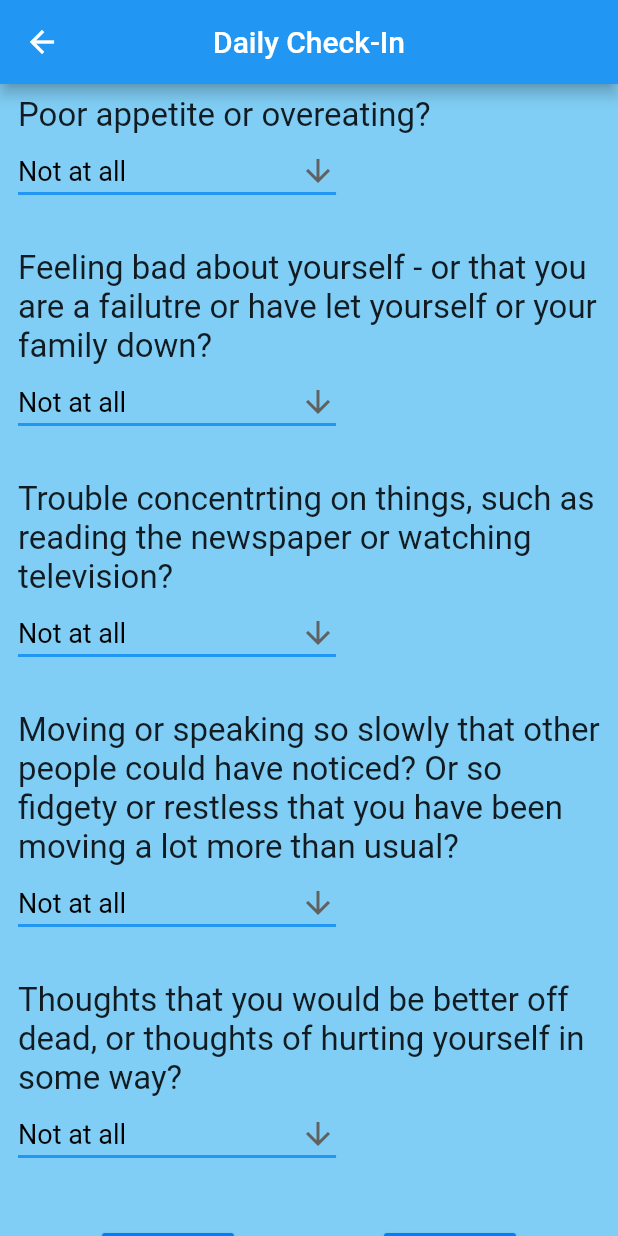
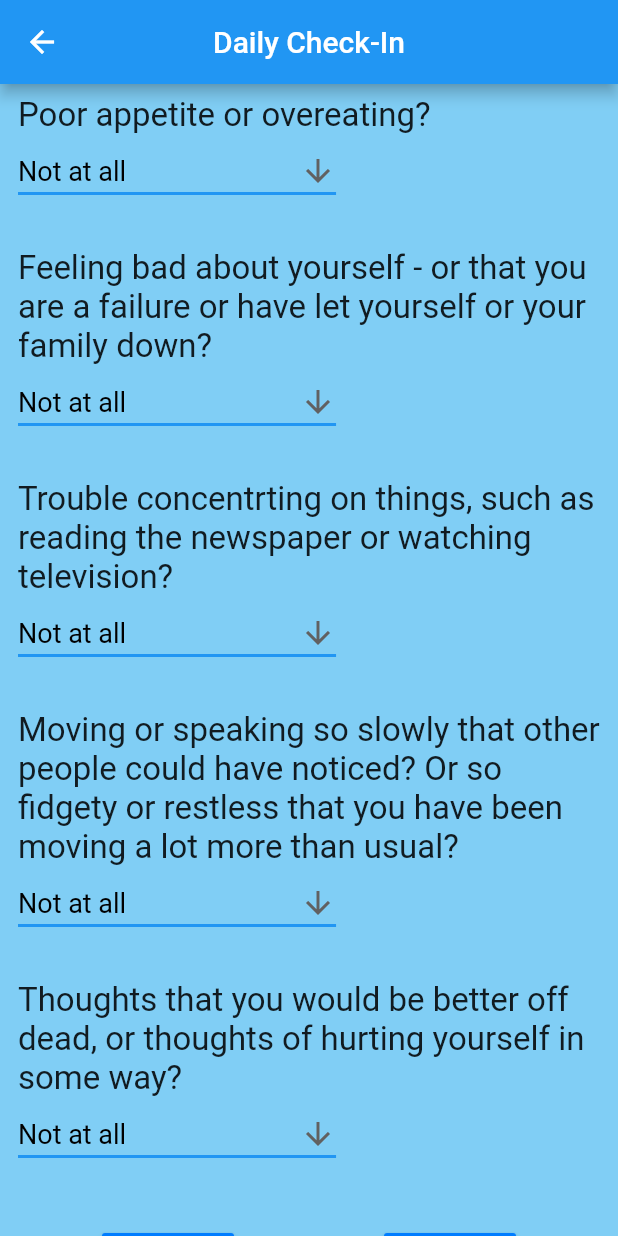
Before and after one commit to Rene-A/Self_Get_Well, a Flutter app: the CheckInPage screen opened directly, scrolled down 576 dp, on a phone screen of 412 x 824 dp. Run offline on Flutter 3.47's test engine with Material 2 defaults, Android fonts, the phone set to English and light mode, and no system bars; our stand-ins replace charts_flutter, sqflite; missing offline and left inert: flutter_phone_direct_caller; accounts and stored records are empty.

Commit message:
Corrected misspelled word in questionaire.

```diff
--- a/lib/views/daily_check_in.dart
+++ b/lib/views/daily_check_in.dart
@@ -211,7 +211,7 @@ class CheckInPageState extends State<CheckInPage> {
                       height: 28,
                     ),
                     Text(
-                      'Feeling bad about yourself - or that you are a failutre or have let yourself or your family down?',
+                      'Feeling bad about yourself - or that you are a failure or have let yourself or your family down?',
                       style: TextStyle(
                         fontSize: 22,
                       ),
```
